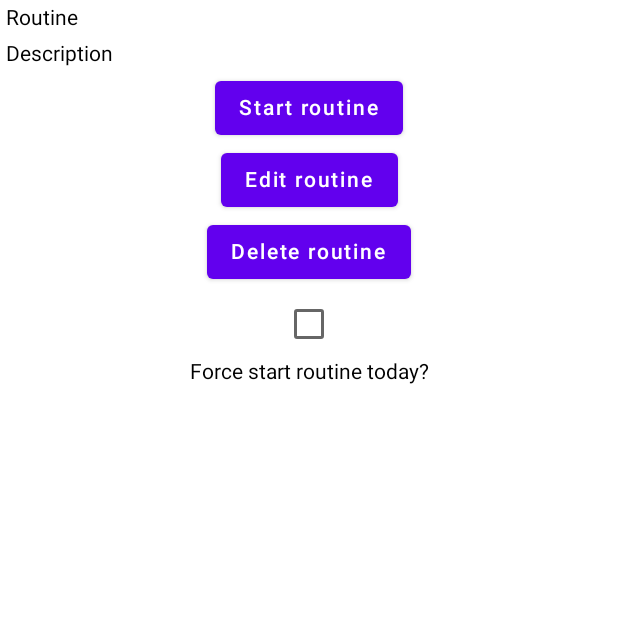
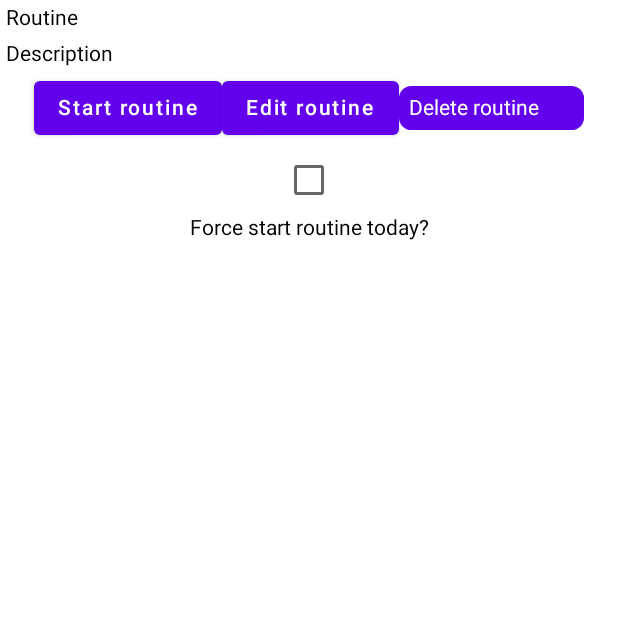
Before and after one commit to atul1503/Workouter, an Android app built with Jetpack Compose: the composable RoutineView shown on its own in the app's theme, on a phone screen of 412 x 824 dp, the top half of it. Run offline under Robolectric (Android 15) with nearby library versions, the phone set to English and light mode, and no system bars; our stand-ins replace Room's generated code; 2 statements that could not run were skipped.

Commit message:
formatted the buttons in routine view

```diff
--- a/app/src/main/java/com/atul/workouter/MainActivity.kt
+++ b/app/src/main/java/com/atul/workouter/MainActivity.kt
@@ -19,7 +19,7 @@ import androidx.compose.animation.core.tween
 import androidx.compose.foundation.BorderStroke
 import androidx.compose.foundation.Canvas
 import androidx.compose.foundation.background
-import androidx.compose.foundation.border
+import androidx.compose.foundation.gestures.detectTapGestures
 import androidx.compose.foundation.isSystemInDarkTheme
 import androidx.compose.foundation.layout.Arrangement
 import androidx.compose.foundation.layout.Box
@@ -31,8 +31,10 @@ import androidx.compose.foundation.layout.fillMaxWidth
 import androidx.compose.foundation.layout.offset
 import androidx.compose.foundation.layout.padding
 import androidx.compose.foundation.layout.size
+import androidx.compose.foundation.layout.width
 import androidx.compose.foundation.rememberScrollState
 import androidx.compose.foundation.shape.CircleShape
+import androidx.compose.foundation.shape.RoundedCornerShape
 import androidx.compose.foundation.text.ClickableText
 import androidx.compose.foundation.verticalScroll
 import androidx.compose.material.Button
@@ -57,6 +59,7 @@ import androidx.compose.runtime.rememberUpdatedState
 import androidx.compose.runtime.toMutableStateList
 import androidx.compose.ui.Alignment
 import androidx.compose.ui.Modifier
+import androidx.compose.ui.draw.clip
 import androidx.compose.ui.geometry.Offset
 import androidx.compose.ui.geometry.Size
 import androidx.compose.ui.text.buildAnnotatedString
@@ -65,6 +68,7 @@ import kotlinx.coroutines.CoroutineScope
 import kotlinx.coroutines.Dispatchers
 import kotlinx.coroutines.launch
 import androidx.compose.ui.graphics.Color
+import androidx.compose.ui.input.pointer.pointerInput
 import androidx.compose.ui.platform.LocalConfiguration
 import androidx.compose.ui.platform.LocalContext
 import androidx.compose.ui.text.SpanStyle
@@ -924,30 +928,42 @@ fun RestScreen(vm: viewModel) {
             for (ex in exercises) {
                 ExerciseViewForRoutineView(ex, vm)
             }
+            Row(horizontalArrangement = Arrangement.SpaceEvenly, verticalAlignment = Alignment.CenterVertically){
                 Button(onClick = {
                     vm.changeCurrentRoutine(routine)
                     vm.changeNavigationString("start routine")
-                Log.d("exercise","${vm.getCurrentRoutine()}, ${vm.getNavigationString()}")
+                    Log.d("exercise", "${vm.getCurrentRoutine()}, ${vm.getNavigationString()}")
                 }) {
-                Text("Start routine",color = Color.White )
+                    Text("Start routine", color = Color.White)
                 }
                 Button(onClick = {
-                vm.EditRoutine=routine
+                    vm.EditRoutine = routine
                     scope.launch {
-                    vm.EditExercises=vm.getExercisesOfRoutine(routine)
+                        vm.EditExercises = vm.getExercisesOfRoutine(routine)
                     }
                     vm.changeNavigationString("edit routine")
                 }) {
-                Text("Edit routine",color = Color.White )
+                    Text("Edit routine", color = Color.White)
                 }
-
-            Button(onClick = {
+                val screenwidth = LocalConfiguration.current.screenWidthDp
+                val screenheight = LocalConfiguration.current.screenHeightDp
+                Box(
+                    modifier = Modifier.width((screenwidth * 0.3f).dp)
+                        .clip(RoundedCornerShape((screenwidth * 0.02).dp))
+                        .background(color = MaterialTheme.colors.primary).pointerInput(Unit) {
+                        detectTapGestures(onLongPress = {
                             scope.launch {
                                 vm.deleteRoutine(routine.name)
                                 vm.changeNavigationString("home")
                             }
+                        })
                     }) {
-                Text("Delete routine",color = Color.White )
+                    Text(
+                        text = "Delete routine",
+                        color = Color.White,
+                        modifier = Modifier.padding(screenwidth.dp / 65).width((screenwidth.dp / 3))
+                    )
+                }
             }
 
             Checkbox(checked = forceRun.value, onCheckedChange = { forceRun.value=it; routine.forceRun = it })
```
Lines whose indentation alone changed are shown as unchanged.
